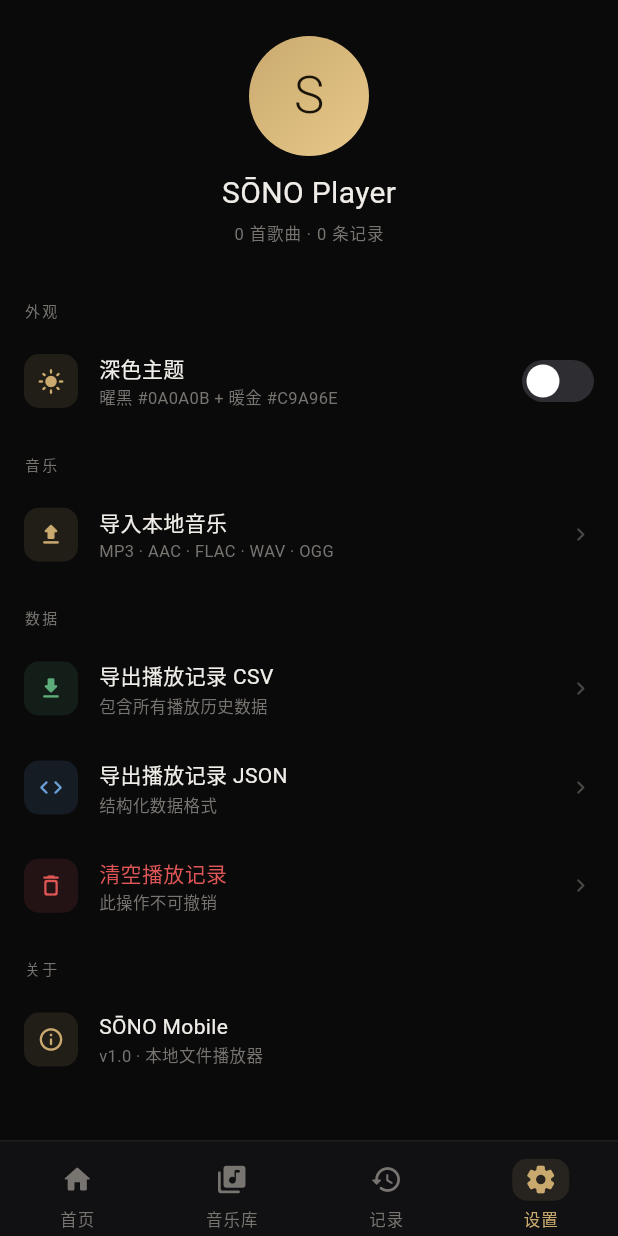
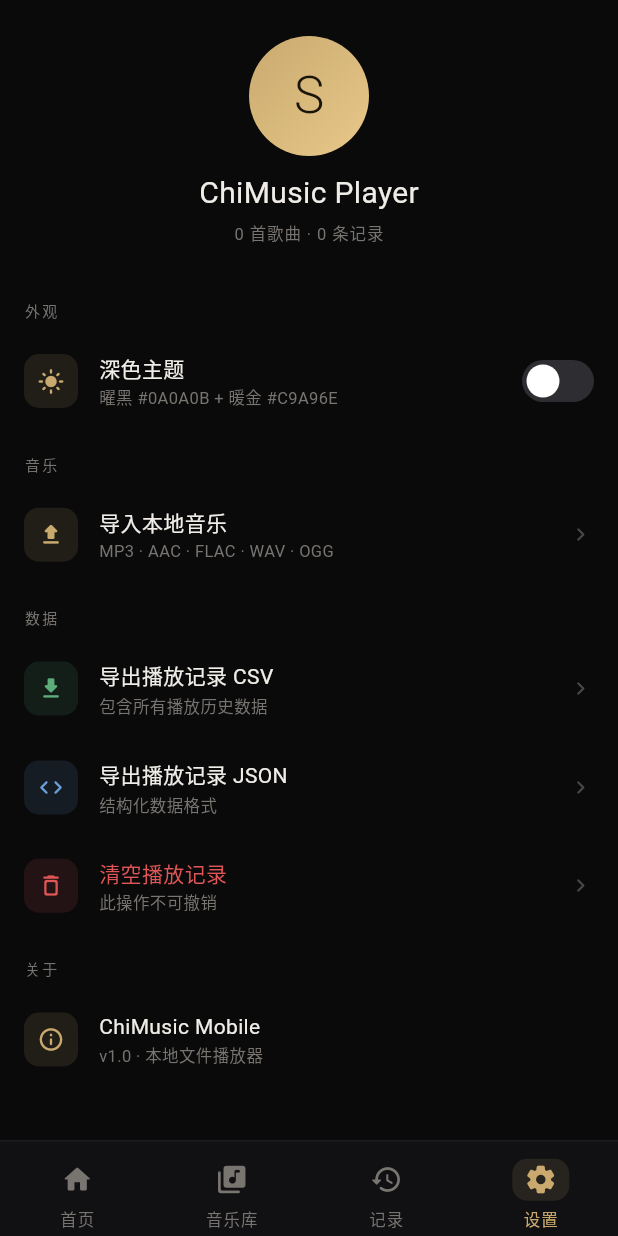
Before and after one commit to mutse/chimusic, a Flutter app: the screen it shows after launch, item 4 of the bottom bar chosen, on a phone screen of 412 x 824 dp. Run offline on Flutter 3.47's test engine with Material 3 defaults, Android fonts, the phone set to English and light mode, and no system bars; our stand-ins replace just_audio, just_audio_background, shared_preferences, sqflite; missing offline and left inert: audio_metadata_reader, file_selector, just_waveform; accounts and stored records are empty.

Commit message:
Rebrand to ChiMusic and prepare store-ready release
- Replace SŌNO branding with ChiMusic across player shells, Info.plist, and macOS config
- Migrate from template com.example.chimusic to app.chimusic.player bundle/package IDs (macOS uses app.chimusic.player.macos)
- Add background playback via just_audio_background: Android foreground service + media button receiver, iOS audio background mode, macOS audio_service registration, and MediaItem notification metadata
- Enable iOS open-in-place file access and persist refreshed security-scoped bookmarks
- Report lyrics as unavailable in this local-first build instead of mock synced lyrics
- Add docs/app_store_readiness.md and refresh README / CI docs

Co-Authored-By: Claude Opus 4.8 (1M context) <noreply@anthropic.com>

```diff
--- /dev/null
+++ b/lib/app/chimusic_branding.dart
@@ -0,0 +1,6 @@
+const String chimusicAppName = 'ChiMusic';
+const String chimusicMobileName = 'ChiMusic Mobile';
+const String chimusicDesktopName = 'ChiMusic Player';
+const String chimusicNotificationChannelId =
+    'app.chimusic.player.channel.audio';
+const String chimusicNotificationChannelName = 'ChiMusic Playback';
--- a/lib/data/apple_media_access_channel.dart
+++ b/lib/data/apple_media_access_channel.dart
@@ -8,10 +8,15 @@ import '../models/music_models.dart';
 import 'local_audio_importer.dart';
 
 class ScopedTrackAccess {
-  const ScopedTrackAccess({required this.path, required this.release});
+  const ScopedTrackAccess({
+    required this.path,
+    required this.release,
+    this.refreshedBookmarkBase64,
+  });
 
   final String path;
   final Future<void> Function() release;
+  final String? refreshedBookmarkBase64;
 }
 
 class AppleMediaAccessChannel {
@@ -65,6 +70,7 @@ class AppleMediaAccessChannel {
 
     return ScopedTrackAccess(
       path: resolvedPath,
+      refreshedBookmarkBase64: response?['bookmarkBase64'] as String?,
       release: () async {
         await _channel.invokeMethod<void>(
           'stopAccessingBookmark',
--- a/lib/widgets/macos_player_shell.dart
+++ b/lib/widgets/macos_player_shell.dart
@@ -7,6 +7,7 @@ import 'dart:ui' as ui;
 import 'package:file_selector/file_selector.dart';
 import 'package:flutter/material.dart';
 
+import '../app/chimusic_branding.dart';
 import '../models/music_models.dart';
 import '../screens/app_details_sheet.dart';
 import '../screens/collection_detail_page.dart';
@@ -609,7 +610,7 @@ class _DesktopSidebar extends StatelessWidget {
                       ),
                       children: [
                         TextSpan(
-                          text: 'SŌNO ',
+                          text: '$chimusicAppName ',
                           style: TextStyle(color: _DesktopPalette.accent),
                         ),
                         TextSpan(
--- a/lib/widgets/mobile_player_shell.dart
+++ b/lib/widgets/mobile_player_shell.dart
@@ -4,6 +4,7 @@ import 'dart:io';
 import 'package:flutter/material.dart';
 import 'package:path_provider/path_provider.dart';
 
+import '../app/chimusic_branding.dart';
 import '../data/history_export.dart';
 import '../models/music_models.dart';
 import '../state/chimusic_controller.dart';
@@ -49,7 +50,7 @@ const double _kNavHeight = 64;
 const double _kMiniHeight = 64;
 
 /// The Android/iOS player surface — a faithful Flutter port of
-/// `docs/music-player-mobile.html` (SŌNO Mobile). Routed from [AppShell] for
+/// `docs/music-player-mobile.html`. Routed from [AppShell] for
 /// any non-desktop width.
 class MobilePlayerShell extends StatefulWidget {
   const MobilePlayerShell({super.key});
@@ -1503,7 +1504,7 @@ class _SettingsPage extends StatelessWidget {
                 ),
               ),
               const SizedBox(height: 10),
-              Text('SŌNO Player', style: SonoText.section),
+              Text(chimusicDesktopName, style: SonoText.section),
               const SizedBox(height: 4),
               Text(
                 '${controller.importedTrackCount} 首歌曲 · ${controller.playbackHistoryCount} 条记录',
@@ -1563,7 +1564,7 @@ class _SettingsPage extends StatelessWidget {
         _SettingsRow(
           icon: Icons.info_outline_rounded,
           iconColor: SonoPalette.accent,
-          label: 'SŌNO Mobile',
+          label: chimusicMobileName,
           subtitle: 'v1.0 · 本地文件播放器',
         ),
         const SizedBox(height: 16),
--- a/pubspec.yaml
+++ b/pubspec.yaml
@@ -37,6 +37,7 @@ dependencies:
   audio_metadata_reader: ^1.6.0
   file_selector: ^1.1.0
   just_audio: ^0.10.5
+  just_audio_background: ^0.0.1-beta.17
   just_waveform: ^0.0.7
   path: ^1.9.1
   path_provider: ^2.1.5
```
Also changed, not shown: lib/main.dart (+8 -1 lines), lib/services/metadata_enrichment_service.dart (+8 -24 lines), lib/state/chimusic_controller.dart (+38 -2 lines), pubspec.lock, 13 other files.
